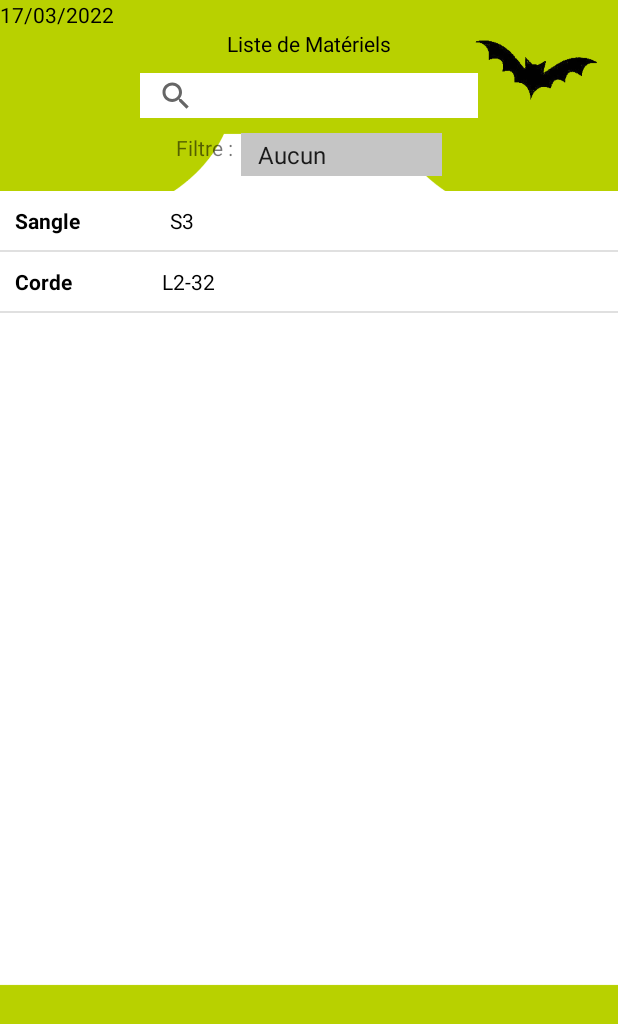
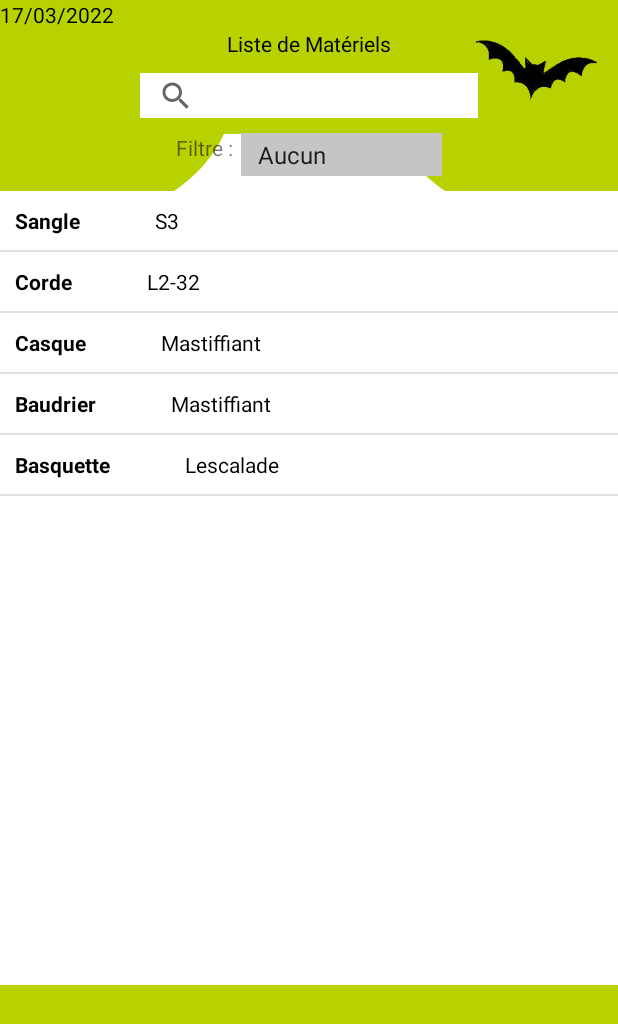
Before and after one commit to SIO2LAA/Speleo-EPI, an Android app: the screen it shows after launch (GestionMateriel), after a tap on "BIENVENUE", on a phone screen of 412 x 824 dp. Shown: the top 1024 px of the screen. Run offline under Robolectric (Android 15) with nearby library versions, the phone set to English and light mode, and no system bars.

Commit message:
Design 2

```diff
--- a/app/src/main/java/fr/sio/app_epi2/MainActivity.java
+++ b/app/src/main/java/fr/sio/app_epi2/MainActivity.java
@@ -22,6 +22,9 @@ public class MainActivity extends AppCompatActivity implements View.OnClickListe
     private ContentValues value;
     private ContentValues value2;
     private ContentValues value3;
+    private ContentValues value4;
+    private ContentValues value5;
+    private ContentValues value6;
     private Intent gestionMateriel;
     // The database creator and updater helper
     public static DBOpenHelper dbOpenHelper;
@@ -51,6 +54,9 @@ public class MainActivity extends AppCompatActivity implements View.OnClickListe
         value = new ContentValues();
         value2 = new ContentValues();
         value3 = new ContentValues();
+        value4 = new ContentValues();
+        value5 = new ContentValues();
+        value6 = new ContentValues();
     }
 
     /**
@@ -83,10 +89,16 @@ public class MainActivity extends AppCompatActivity implements View.OnClickListe
      *            (an empty contentValues
      * @param contentValuesmateriel2
      *            (an empty contentValues)
+     * @param contentValuesmateriel3
+     *            (an empty contentValues)
+     * @param contentValuesmateriel4
+     *            (an empty contentValues)
+     * @param contentValuesmateriel5
+     *            (an empty contentValues)
      *
      * @return the inserted row id
      */
-    private long insertRecord(ContentValues contentValuesFabricant, ContentValues contentValuesmateriel1, ContentValues contentValuesmateriel2) {
+    private long insertRecord(ContentValues contentValuesFabricant, ContentValues contentValuesmateriel1, ContentValues contentValuesmateriel2, ContentValues contentValuesmateriel3, ContentValues contentValuesmateriel4, ContentValues contentValuesmateriel5) {
         // Assign the values for each column.
         contentValuesFabricant.put(DBOpenHelper.Constants.idFabricant, 1);
         contentValuesFabricant.put(DBOpenHelper.Constants.nomFabricant, "BOSCH");
@@ -119,11 +131,56 @@ public class MainActivity extends AppCompatActivity implements View.OnClickListe
         contentValuesmateriel2.put(DBOpenHelper.Constants.idTypeMateriel, "null");
         contentValuesmateriel2.put(DBOpenHelper.Constants.idControleurMateriel, "null");
 
+        contentValuesmateriel3.put(DBOpenHelper.Constants.idMateriel, 3);
+        contentValuesmateriel3.put(DBOpenHelper.Constants.libelleMateriel, "Casque");
+        contentValuesmateriel3.put(DBOpenHelper.Constants.modeleMateriel, "Mastiffiant");
+        contentValuesmateriel3.put(DBOpenHelper.Constants.signeDistinctifMateriel, "Rouge liseré bleu");
+        contentValuesmateriel3.put(DBOpenHelper.Constants.dateAcquisitionMateriel, "2022-06-02");
+        contentValuesmateriel3.put(DBOpenHelper.Constants.datePremiereUtilisationMateriel, "2022-05-25");
+        contentValuesmateriel3.put(DBOpenHelper.Constants.dateLimiteRebutMateriel, "2025-11-29");
+        contentValuesmateriel3.put(DBOpenHelper.Constants.dateFabricationMateriel, "2021-03-08");
+        contentValuesmateriel3.put(DBOpenHelper.Constants.marquageMateriel, "Trait noir");
+        contentValuesmateriel3.put(DBOpenHelper.Constants.empalcementMarquageMateriel, "arrière casque");
+        contentValuesmateriel3.put(DBOpenHelper.Constants.idFabricantMateriel, 1);
+        contentValuesmateriel3.put(DBOpenHelper.Constants.idTypeMateriel, "null");
+        contentValuesmateriel3.put(DBOpenHelper.Constants.idControleurMateriel, "null");
+
+        contentValuesmateriel4.put(DBOpenHelper.Constants.idMateriel, 4);
+        contentValuesmateriel4.put(DBOpenHelper.Constants.libelleMateriel, "Baudrier");
+        contentValuesmateriel4.put(DBOpenHelper.Constants.modeleMateriel, "Mastiffiant");
+        contentValuesmateriel4.put(DBOpenHelper.Constants.signeDistinctifMateriel, "Rouge liseré bleu");
+        contentValuesmateriel4.put(DBOpenHelper.Constants.dateAcquisitionMateriel, "2022-06-02");
+        contentValuesmateriel4.put(DBOpenHelper.Constants.datePremiereUtilisationMateriel, "2022-05-25");
+        contentValuesmateriel4.put(DBOpenHelper.Constants.dateLimiteRebutMateriel, "2025-11-29");
+        contentValuesmateriel4.put(DBOpenHelper.Constants.dateFabricationMateriel, "2021-03-08");
+        contentValuesmateriel4.put(DBOpenHelper.Constants.marquageMateriel, "Trait noir");
+        contentValuesmateriel4.put(DBOpenHelper.Constants.empalcementMarquageMateriel, "étiquette baudrier");
+        contentValuesmateriel4.put(DBOpenHelper.Constants.idFabricantMateriel, 1);
+        contentValuesmateriel4.put(DBOpenHelper.Constants.idTypeMateriel, "null");
+        contentValuesmateriel4.put(DBOpenHelper.Constants.idControleurMateriel, "null");
+
+        contentValuesmateriel5.put(DBOpenHelper.Constants.idMateriel, 5);
+        contentValuesmateriel5.put(DBOpenHelper.Constants.libelleMateriel, "Basquette");
+        contentValuesmateriel5.put(DBOpenHelper.Constants.modeleMateriel, "Lescalade");
+        contentValuesmateriel5.put(DBOpenHelper.Constants.signeDistinctifMateriel, "carré orange");
+        contentValuesmateriel5.put(DBOpenHelper.Constants.dateAcquisitionMateriel, "2022-07-02");
+        contentValuesmateriel5.put(DBOpenHelper.Constants.datePremiereUtilisationMateriel, "2022-05-25");
+        contentValuesmateriel5.put(DBOpenHelper.Constants.dateLimiteRebutMateriel, "2025-11-29");
+        contentValuesmateriel5.put(DBOpenHelper.Constants.dateFabricationMateriel, "2021-03-08");
+        contentValuesmateriel5.put(DBOpenHelper.Constants.marquageMateriel, "Trait bleu");
+        contentValuesmateriel5.put(DBOpenHelper.Constants.empalcementMarquageMateriel, "dessus de chaussure");
+        contentValuesmateriel5.put(DBOpenHelper.Constants.idFabricantMateriel, 1);
+        contentValuesmateriel5.put(DBOpenHelper.Constants.idTypeMateriel, "null");
+        contentValuesmateriel5.put(DBOpenHelper.Constants.idControleurMateriel, "null");
+
 
         // Insert the line in the database
         long rowId = db.insert(DBOpenHelper.Constants.tableFabricant, null, contentValuesFabricant);
         long rowId2 = db.insert(DBOpenHelper.Constants.tableMateriel, null, contentValuesmateriel1);
         long rowId3 = db.insert(DBOpenHelper.Constants.tableMateriel, null, contentValuesmateriel2);
+        long rowId4 = db.insert(DBOpenHelper.Constants.tableMateriel, null, contentValuesmateriel3);
+        long rowId5 = db.insert(DBOpenHelper.Constants.tableMateriel, null, contentValuesmateriel4);
+        long rowId6 = db.insert(DBOpenHelper.Constants.tableMateriel, null, contentValuesmateriel5);
 
         // Test to see if the insertion was ok
         if (rowId == -1 || rowId2 == -1 || rowId3 == -1) {
@@ -140,7 +197,7 @@ public class MainActivity extends AppCompatActivity implements View.OnClickListe
     @Override
     public void onClick(View view) {
         if (boutonMenu.isPressed()) {
-            insertRecord(value, value2, value3);
+            insertRecord(value, value2, value3, value4, value5, value6);
             gestionMateriel = new Intent(this, GestionMateriel.class); //Initialement mis GestionMateriel.class InfoMateriel est provisoire
             startActivity(gestionMateriel);
 
--- a/app/src/main/res/layout/listeview_item.xml
+++ b/app/src/main/res/layout/listeview_item.xml
@@ -1,16 +1,17 @@
 <?xml version="1.0" encoding="utf-8"?>
 <LinearLayout xmlns:android="http://schemas.android.com/apk/res/android"
     android:layout_width="match_parent"
-    android:layout_height="match_parent">
+    android:layout_height="match_parent"
+    android:orientation="horizontal">
     <TextView
         android:id="@+id/libelleMateriel"
         android:textStyle="bold"
         android:text="name"
+        android:layout_marginRight="30dp"
         android:padding="10dp"
         android:textColor="@color/black"
         android:layout_width="wrap_content"
-        android:layout_height="wrap_content"
-        android:layout_marginRight="40dp">
+        android:layout_height="wrap_content">
     </TextView>
 
     <TextView
```
